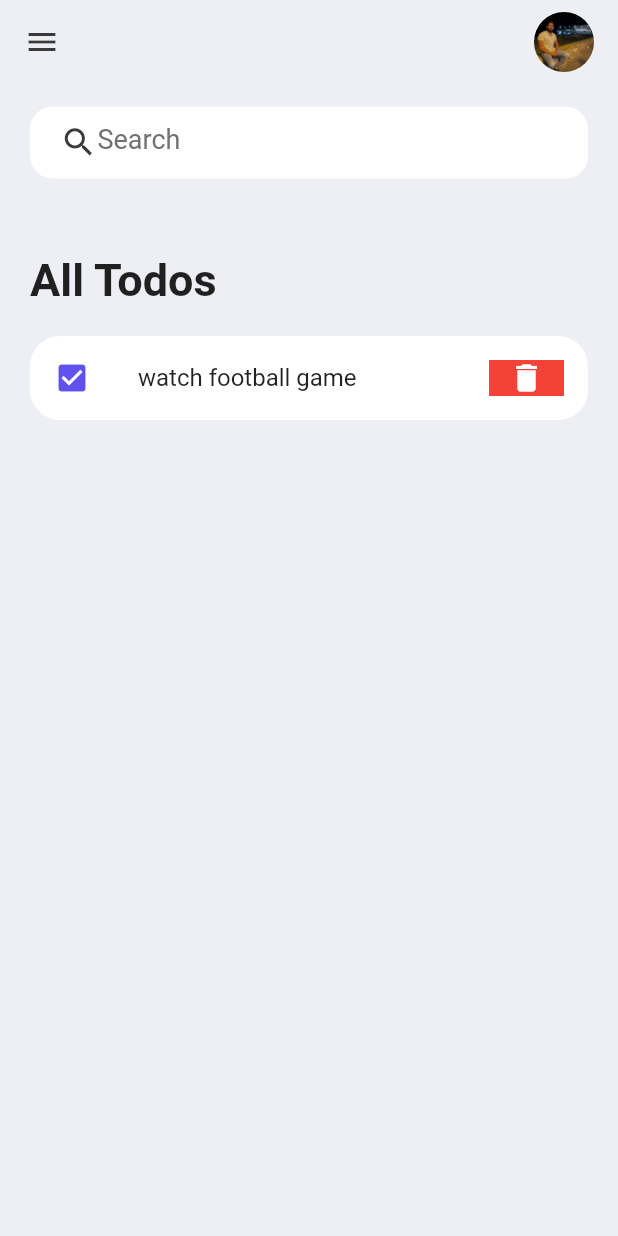
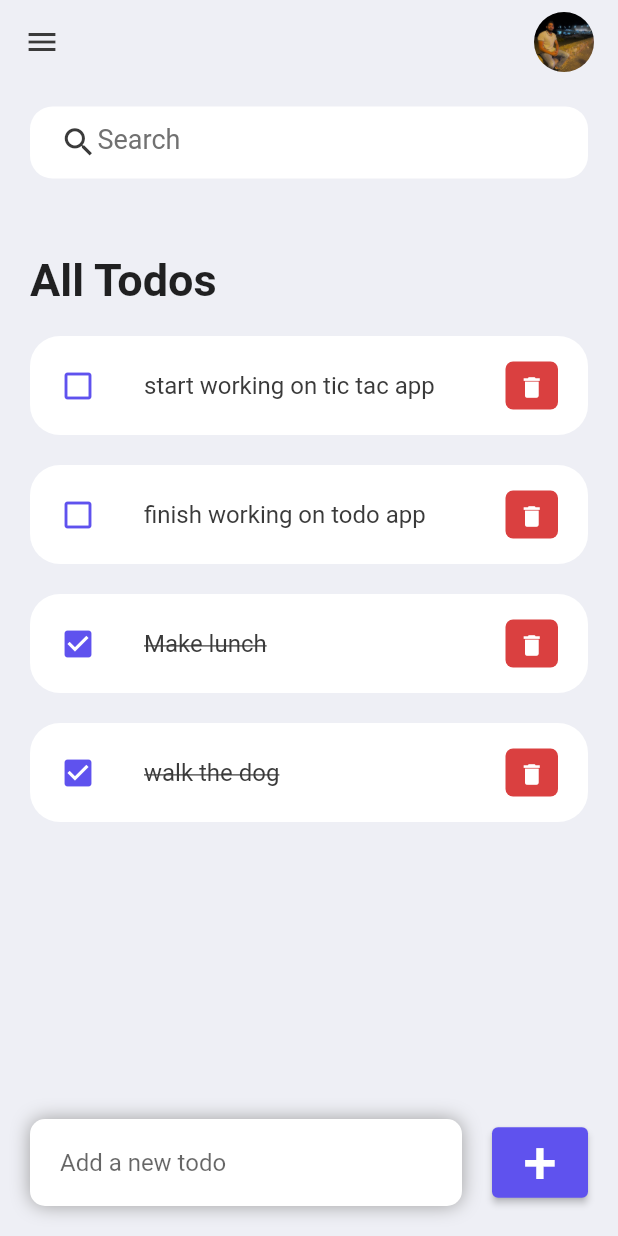
Before and after one commit to Rafik006/Todo-App, a Flutter app: the screen it shows after launch, on a phone screen of 412 x 824 dp. Run offline on Flutter 3.47's test engine with Material 2 defaults, Android fonts, the phone set to English and light mode, and no system bars.

Commit message:
todo app done

```diff
--- /dev/null
+++ b/todo/lib/models/todo.dart
@@ -0,0 +1,21 @@
+class Todo {
+  String? id;
+  String? todoText;
+  bool? isDone;
+
+  Todo({
+    required this.id,
+    required this.todoText,
+    this.isDone=false ,
+  });
+  static List<Todo> todoList(){
+    return [
+      Todo(id: "1", todoText: 'walk the dog',isDone: true),
+      Todo(id: "2", todoText: 'Make lunch',isDone: true),
+      Todo(id: "3", todoText: 'finish working on todo app'),
+      Todo(id: "4", todoText: 'start working on tic tac app'),
+    ];
+  }
+
+
+}
--- a/todo/lib/screens/Home.dart
+++ b/todo/lib/screens/Home.dart
@@ -1,16 +1,34 @@
 import 'package:flutter/material.dart';
 import 'package:todo/constants/Colors.dart';
+import 'package:todo/models/todo.dart';
 import 'package:todo/widgets/todo_item.dart';
 
-class Home extends StatelessWidget {
-  const Home({super.key});
+class Home extends StatefulWidget {
+  Home({super.key});
 
+  @override
+  State<Home> createState() => _HomeState();
+}
+
+class _HomeState extends State<Home> {
+  final todosList = Todo.todoList();
+  List <Todo> _foundTodo=[];
+  final _todoController = TextEditingController();
+  final _searchBarController=TextEditingController();
+  final _focusNode = FocusNode();
+  @override
+  void initState() {
+    _foundTodo=todosList;
+    super.initState();
+  }
   @override
   Widget build(BuildContext context) {
     return Scaffold(
         backgroundColor: TdWhite,
         appBar: NavBar(),
-        body: Container(
+        body: Stack(
+          children: [
+            Container(
               padding: EdgeInsets.symmetric(horizontal: 20, vertical: 15),
               child: Column(
                 children: [
@@ -28,13 +46,106 @@ class Home extends StatelessWidget {
                             ),
                           ),
                         ),
-                    TodoItem()
+                        for (Todo todo in _foundTodo.reversed)
+                          TodoItem(
+                              todo: todo,
+                              completeTodo: _handleTodoChange,
+                              deleteTodo: _handleDeleteTodo),
                       ],
                     ),
                   )
                 ],
               ),
+            ),
+            SizedBox(height: 30,),
+            Container(
+              child: Align(
+                alignment: Alignment.bottomCenter,
+
+                child: Row(
+
+                  children: [
+                    Expanded(
+
+                      child: Container(
+                        padding:
+                            EdgeInsets.symmetric(horizontal: 20, vertical: 5),
+                        margin: EdgeInsets.only(bottom: 20, right: 20, left: 20),
+                        decoration: BoxDecoration(
+                          borderRadius: BorderRadius.circular(10),
+                          color: Colors.white,
+                          boxShadow: const [
+                            BoxShadow(
+                                color: Colors.grey,
+                                offset: Offset(0.0, 0.0),
+                                blurRadius: 10.0,
+                                spreadRadius: 0.0)
+                          ],
+                        ),
+                        child:  TextField(
+                          focusNode: _focusNode,
+                          controller: _todoController,
+                          decoration: InputDecoration(
+                              hintText: "Add a new todo",
+                              border: InputBorder.none),
+                        ),
+                      ),
+                    ),
+                    Container(
+                      margin: EdgeInsets.only(bottom: 20, right: 20),
+                      child: ElevatedButton(
+                        child: Text(
+                          "+",
+                          style: TextStyle(fontSize: 40),
+                        ),
+                        onPressed: () {
+                          _handleAddTodo(_todoController.text);
+                        },
+                        style: ElevatedButton.styleFrom(primary: TdBlue),
+                      ),
+                    )
+                  ],
+                ),
+              ),
+            )
+          ],
         ));
+  }
+
+  void _handleTodoChange(Todo todo) {
+    setState(() {
+      todo.isDone = !todo.isDone!;
+    });
+  }
+
+  void _handleDeleteTodo(String id) {
+    setState(() {
+      todosList.removeWhere((item) => item.id == id);
+    });
+  }
+  void _handleAddTodo(String todo){
+
+   if(todo!=""){
+     setState(() {
+      _foundTodo.add(Todo(id: DateTime.now().millisecond.toString(), todoText:todo));
+    });
+    _todoController.clear();
+    _focusNode.unfocus();
+    _searchBarController.clear();
+   }
+
+  }
+  void _handleTodoFilter(String query){
+    List<Todo> result=[];
+    if(query.isEmpty){
+      result=todosList;
+    }else{
+      result=todosList.where((item) => item.todoText!.toLowerCase().contains(query.toLowerCase())).toList();
+    }
+    setState(() {
+      _foundTodo=result;
+    });
+
   }
 
   Container SearchBox() {
@@ -42,7 +153,9 @@ class Home extends StatelessWidget {
       padding: EdgeInsets.symmetric(horizontal: 20),
       decoration: BoxDecoration(
           color: Colors.white, borderRadius: BorderRadius.circular(15)),
-      child: const TextField(
+      child:  TextField(
+        controller: _searchBarController,
+        onChanged: (value) => _handleTodoFilter(value),
         decoration: InputDecoration(
             contentPadding: EdgeInsets.symmetric(horizontal: 10),
             prefixIcon: Icon(
--- a/todo/lib/widgets/todo_item.dart
+++ b/todo/lib/widgets/todo_item.dart
@@ -1,24 +1,50 @@
 import 'package:flutter/material.dart';
 import 'package:todo/constants/Colors.dart';
+import 'package:todo/models/todo.dart';
 
 class TodoItem extends StatelessWidget {
-  const TodoItem({super.key});
+  final Todo todo;
+  final completeTodo;
+  final deleteTodo;
+  const TodoItem({super.key,required this.todo,required this.completeTodo,required this.deleteTodo});
 
   @override
   Widget build(BuildContext context) {
     return Container(
+      margin: EdgeInsets.only(bottom: 20),
         child: ListTile(
-      onTap: () {},
+          contentPadding: EdgeInsets.symmetric(horizontal: 20,vertical: 5),
+      onTap: () {
+        completeTodo(todo);
+      },
       shape: RoundedRectangleBorder(
         borderRadius: BorderRadius.circular(20),
       ),
       tileColor: Colors.white,
-      leading: Icon(Icons.check_box,color:TdBlue),
-      title: Text("watch football game "),
+      leading: Icon(todo.isDone!?Icons.check_box:Icons.check_box_outline_blank,color:TdBlue),
+      title: Text(todo.todoText!,style: TextStyle(
+        color: TdBlack,
+        fontSize: 16,
+        decoration: todo.isDone!?TextDecoration.lineThrough:null,
+      ),),
       trailing: Container(
-        width: 50,
-        child: Icon(Icons.delete,color: Colors.white,),
-        color: Colors.red,
+        padding: EdgeInsets.all(0),
+        margin: EdgeInsets.symmetric(vertical: 12),
+        width: 35,
+        height: 35,
+        decoration: BoxDecoration(
+          borderRadius: BorderRadius.circular(5),
+          color: TdRed,
+
+        ),
+        child: IconButton(
+          onPressed: (){
+            deleteTodo(todo.id);
+          },
+          color: Colors.white,
+          iconSize: 18,
+          icon: Icon(Icons.delete),
+        ),
       ),
     ));
   }
```
Lines whose indentation alone changed are shown as unchanged.
